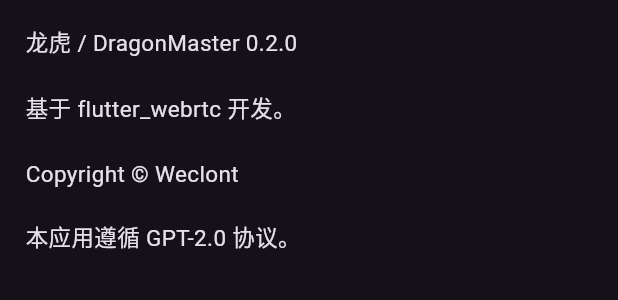
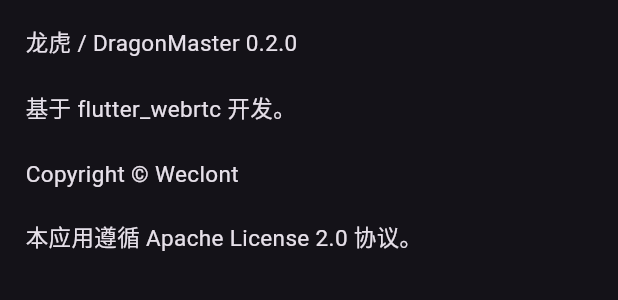
Before and after one commit to fwder/DragonMaster, a Flutter app: the DragonMasterAboutScreen widget shown alone on an empty page, opened directly, on a phone screen of 412 x 824 dp. Shown: the top 300 px of the screen. Run offline on Flutter 3.47's test engine with Material 2 defaults, Android fonts, the light colour scheme and no system bars; our stand-ins replace fluttertoast, shared_preferences, synchronized; missing offline and left inert: dart:html, flutter_webrtc; accounts and stored records are empty.

Commit message:
fix: 协议错误

```diff
--- a/lib/dragonmaster_about.dart
+++ b/lib/dragonmaster_about.dart
@@ -25,7 +25,7 @@
                     margin: const EdgeInsets.all(3.0),
                     padding: const EdgeInsets.all(4.0),
                     child: const Text(
-                      '龙虎 / DragonMaster $appVersionName\n\n基于 flutter_webrtc 开发。\n\nCopyright © Weclont\n\n本应用遵循 GPT-2.0 协议。',
+                      '龙虎 / DragonMaster $appVersionName\n\n基于 flutter_webrtc 开发。\n\nCopyright © Weclont\n\n本应用遵循 Apache License 2.0 协议。',
                       style: TextStyle(
                         fontSize: 15,
                       ),
```
Also changed, not shown: 1 other file.
